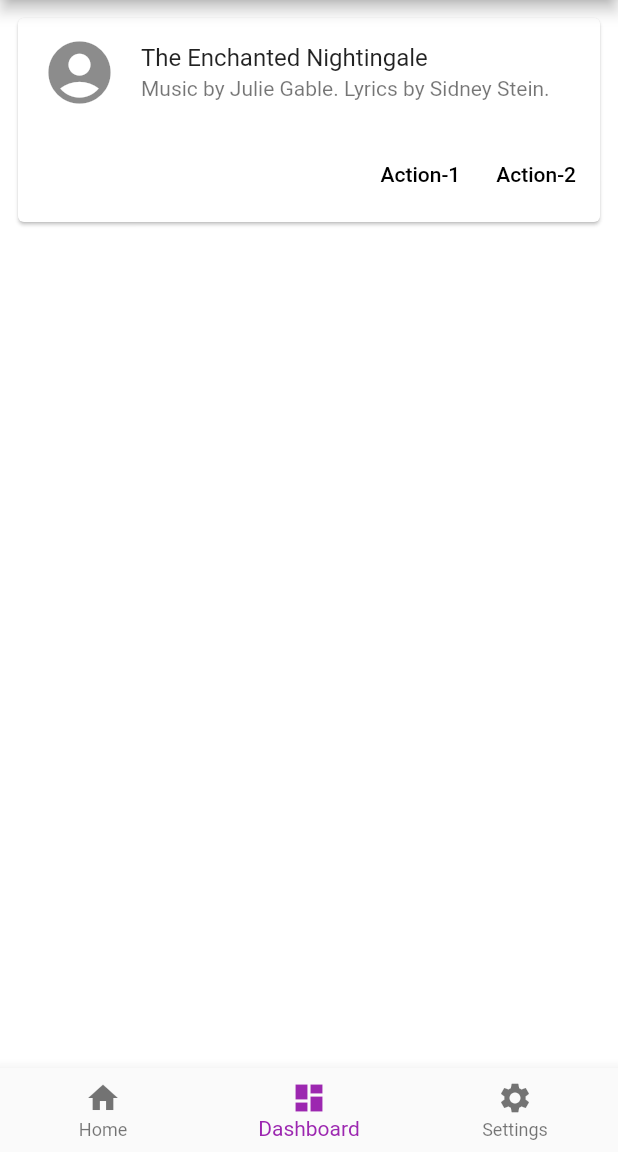
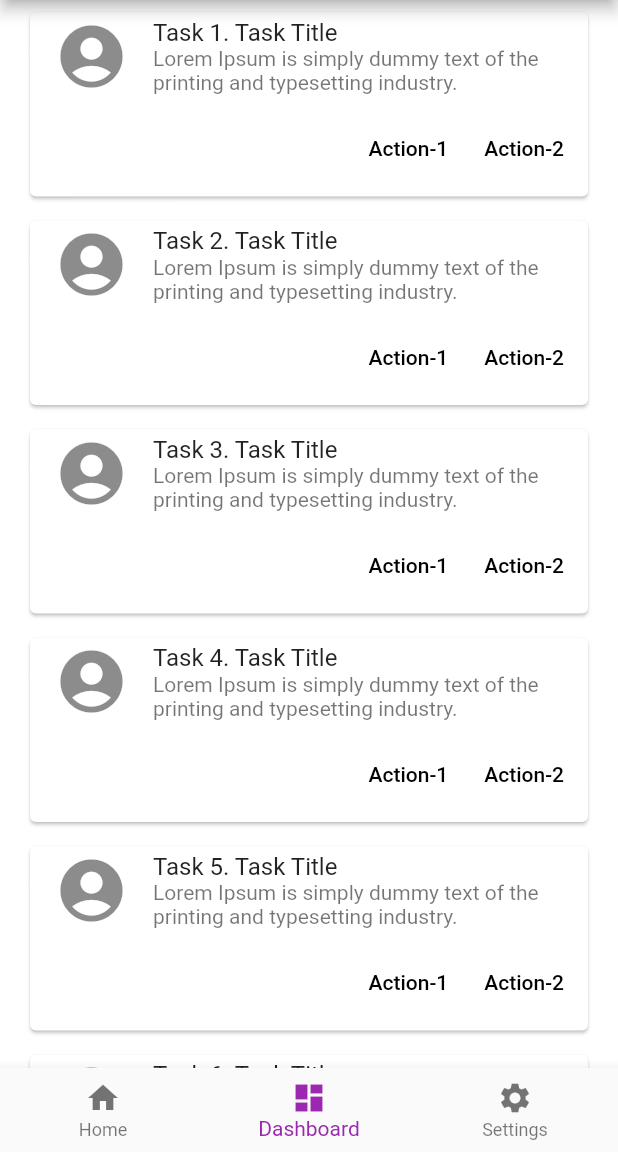
Before and after one commit to hvpulok/flutter_poc, a Flutter app: the HomeTabs screen opened directly, swiped to page 2, on a phone screen of 412 x 824 dp, the part 84-1236 px from its top. Run offline on Flutter 3.47's test engine with Material 2 defaults, Android fonts, the phone set to English and light mode, and no system bars; our stand-ins replace font_awesome_flutter; project files that could hold a hidden picture were left out.

Commit message:
Update dashboard

```diff
--- a/lib/home-page/tabs/dashboard-tab/dashboard-tab.dart
+++ b/lib/home-page/tabs/dashboard-tab/dashboard-tab.dart
@@ -1,43 +1,7 @@
 import 'package:flutter/material.dart';
+import './dismissable-cards.dart';
 
 class DashboardTab extends StatelessWidget {
   @override
-  Widget build(BuildContext context) => new Container(
-        child: Padding(
-          padding: const EdgeInsets.all(8.0),
-          child: new Column(
-              crossAxisAlignment: CrossAxisAlignment.center,
-              mainAxisAlignment: MainAxisAlignment.start,
-              children: <Widget>[
-                Card(
-                  child: Column(
-                    mainAxisSize: MainAxisSize.min,
-                    children: <Widget>[
-                      const ListTile(
-                        leading: Icon(Icons.account_circle, size: 50),
-                        title: Text('The Enchanted Nightingale'),
-                        subtitle: Text(
-                            'Music by Julie Gable. Lyrics by Sidney Stein.'),
-                      ),
-                      ButtonTheme.bar(
-                        // make buttons use the appropriate styles for cards
-                        child: ButtonBar(
-                          children: <Widget>[
-                            FlatButton(
-                              child: const Text('Action-1'),
-                              onPressed: () {/* ... */},
-                            ),
-                            FlatButton(
-                              child: const Text('Action-2'),
-                              onPressed: () {/* ... */},
-                            ),
-                          ],
-                        ),
-                      ),
-                    ],
-                  ),
-                )
-              ]),
-        ),
-      );
+  Widget build(BuildContext context) => DismissableCards();
 }
--- /dev/null
+++ b/lib/home-page/tabs/dashboard-tab/dismissable-cards.dart
@@ -0,0 +1,78 @@
+import 'package:flutter/foundation.dart';
+import 'package:flutter/material.dart';
+
+class DismissableCards extends StatefulWidget {
+  DismissableCards({Key key}) : super(key: key);
+
+  @override
+  DismissableCardsState createState() {
+    return DismissableCardsState();
+  }
+}
+
+class DismissableCardsState extends State<DismissableCards> {
+  final items = List<String>.generate(200, (i) => "Task ${i + 1}");
+
+  @override
+  Widget build(BuildContext context) {
+    return ListView.builder(
+      itemCount: items.length,
+      itemBuilder: (context, index) {
+        final item = items[index];
+
+        return Dismissible(
+          // Each Dismissible must contain a Key. Keys allow Flutter to
+          // uniquely identify Widgets.
+          key: Key(item),
+          // We also need to provide a function that tells our app
+          // what to do after an item has been swiped away.
+          onDismissed: (direction) {
+            // Remove the item from our data source.
+            setState(() {
+              items.removeAt(index);
+            });
+
+            // Then show a snackbar!
+            Scaffold.of(context).removeCurrentSnackBar();
+            Scaffold.of(context)
+                .showSnackBar(SnackBar(content: Text("$item Completed")));
+          },
+          // Show a red background as the item is swiped away
+          background: Container(
+              child: Icon(Icons.delete, size: 80, color: Colors.white70),
+              color: Colors.red),
+          child: ListTile(
+            title: Card(
+              child: Column(
+                mainAxisSize: MainAxisSize.min,
+                children: <Widget>[
+                  ListTile(
+                    leading: Icon(Icons.account_circle, size: 50),
+                    title: Text('$item. Task Title'),
+                    subtitle: Text(
+                        'Lorem Ipsum is simply dummy text of the printing and typesetting industry.'),
+                  ),
+                  ButtonTheme.bar(
+                    // make buttons use the appropriate styles for cards
+                    child: ButtonBar(
+                      children: <Widget>[
+                        FlatButton(
+                          child: const Text('Action-1'),
+                          onPressed: () {/* ... */},
+                        ),
+                        FlatButton(
+                          child: const Text('Action-2'),
+                          onPressed: () {/* ... */},
+                        ),
+                      ],
+                    ),
+                  ),
+                ],
+              ),
+            ),
+          ),
+        );
+      },
+    );
+  }
+}
```
